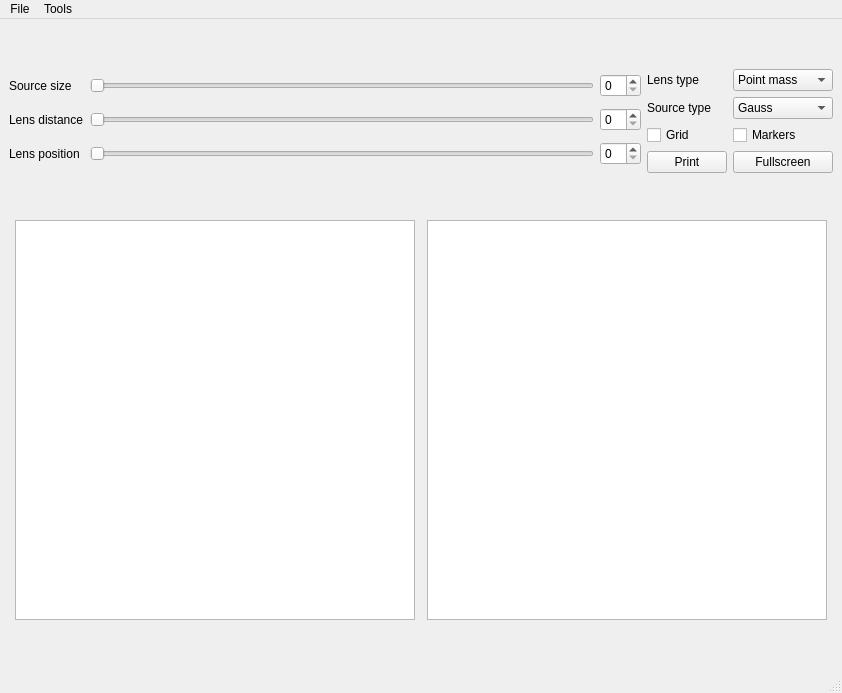
First picture: the form in CosmoGUI/cosmogui.ui, repository Simon-Ing/Cosmo_Ai, before the edit.
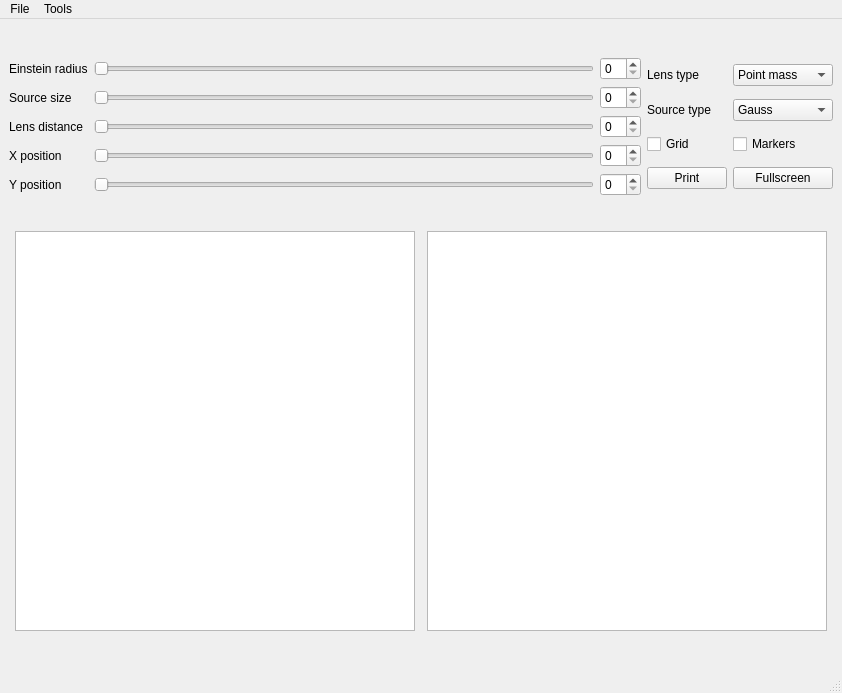
Second picture: the form after the edit.

Commit message: Added sliders and spinboxes for einstein & ypos. Set maximum values.

Diff of the .ui file:
```diff
--- a/CosmoGUI/cosmogui.ui
+++ b/CosmoGUI/cosmogui.ui
@@ -125,7 +125,14 @@
     </item>
     <item row="0" column="0">
      <layout class="QGridLayout" name="gridLayout_7">
-      <item row="0" column="1">
+      <item row="3" column="1">
+       <widget class="QSlider" name="xSlider">
+        <property name="orientation">
+         <enum>Qt::Horizontal</enum>
+        </property>
+       </widget>
+      </item>
+      <item row="1" column="1">
        <widget class="QSlider" name="srcSizeSlider">
         <property name="orientation">
          <enum>Qt::Horizontal</enum>
@@ -133,48 +140,75 @@
        </widget>
       </item>
       <item row="1" column="0">
-       <widget class="QLabel" name="label_2">
-        <property name="text">
-         <string>Lens distance</string>
-        </property>
-       </widget>
-      </item>
-      <item row="0" column="0">
        <widget class="QLabel" name="label_3">
         <property name="text">
          <string>Source size</string>
         </property>
        </widget>
       </item>
-      <item row="1" column="2">
-       <widget class="QSpinBox" name="lensDistSpinbox"/>
-      </item>
       <item row="2" column="1">
-       <widget class="QSlider" name="lensPosSlider">
+       <widget class="QSlider" name="lensDistSlider">
         <property name="orientation">
          <enum>Qt::Horizontal</enum>
         </property>
        </widget>
       </item>
-      <item row="2" column="0">
-       <widget class="QLabel" name="label">
-        <property name="text">
-         <string>Lens position</string>
-        </property>
-       </widget>
-      </item>
       <item row="0" column="2">
+       <widget class="QSpinBox" name="einsteinSpinbox"/>
+      </item>
+      <item row="3" column="2">
+       <widget class="QSpinBox" name="xSpinbox"/>
+      </item>
+      <item row="1" column="2">
        <widget class="QSpinBox" name="srcSizeSpinbox"/>
       </item>
-      <item row="1" column="1">
-       <widget class="QSlider" name="lensDistSlider">
-        <property name="orientation">
-         <enum>Qt::Horizontal</enum>
-        </property>
-       </widget>
-      </item>
       <item row="2" column="2">
-       <widget class="QSpinBox" name="lensPosSpinbox"/>
+       <widget class="QSpinBox" name="lensDistSpinbox"/>
+      </item>
+      <item row="3" column="0">
+       <widget class="QLabel" name="label">
+        <property name="text">
+         <string>X position</string>
+        </property>
+       </widget>
+      </item>
+      <item row="2" column="0">
+       <widget class="QLabel" name="label_2">
+        <property name="text">
+         <string>Lens distance</string>
+        </property>
+       </widget>
+      </item>
+      <item row="0" column="1">
+       <widget class="QSlider" name="einsteinSlider">
+        <property name="orientation">
+         <enum>Qt::Horizontal</enum>
+        </property>
+       </widget>
+      </item>
+      <item row="4" column="1">
+       <widget class="QSlider" name="ySlider">
+        <property name="orientation">
+         <enum>Qt::Horizontal</enum>
+        </property>
+       </widget>
+      </item>
+      <item row="4" column="0">
+       <widget class="QLabel" name="label_6">
+        <property name="text">
+         <string>Y position</string>
+        </property>
+       </widget>
+      </item>
+      <item row="4" column="2">
+       <widget class="QSpinBox" name="ySpinbox"/>
+      </item>
+      <item row="0" column="0">
+       <widget class="QLabel" name="label_7">
+        <property name="text">
+         <string>Einstein radius</string>
+        </property>
+       </widget>
       </item>
      </layout>
     </item>
```
The commit also changes 1 other file.
